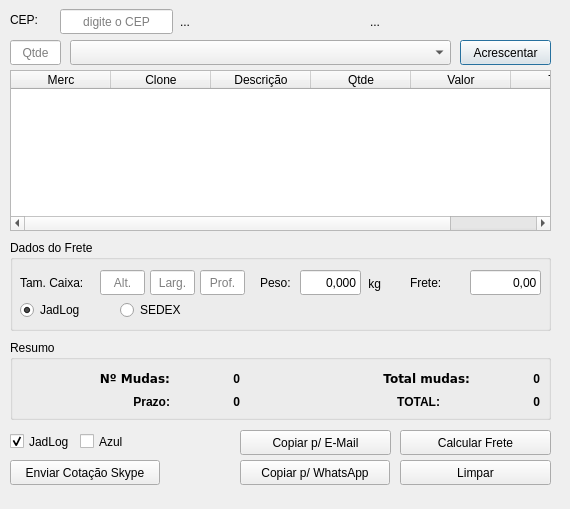
The window that pedidos/frmCalculaFrete/frmNewCalculaFrete.ui (alexandredrefahl/pySisControl) describes before a commit, drawn with Qt 5.
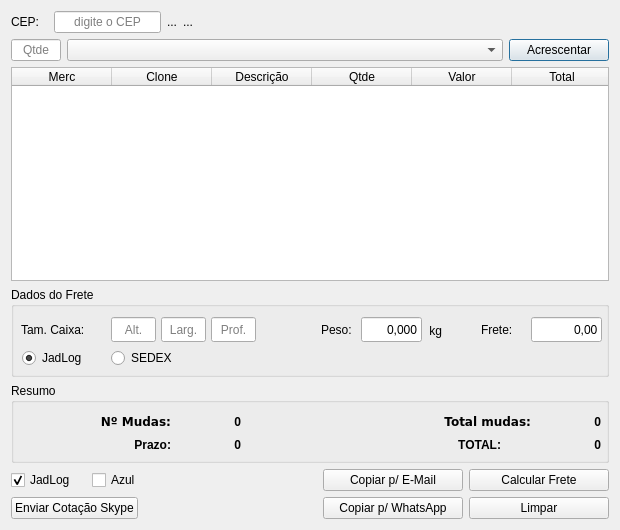
The same window after the commit.

Patch:
```diff
--- a/pedidos/frmCalculaFrete/frmNewCalculaFrete.ui
+++ b/pedidos/frmCalculaFrete/frmNewCalculaFrete.ui
@@ -6,21 +6,104 @@
    <rect>
     <x>0</x>
     <y>0</y>
-    <width>570</width>
-    <height>509</height>
+    <width>620</width>
+    <height>530</height>
    </rect>
   </property>
+  <property name="minimumSize">
+   <size>
+    <width>620</width>
+    <height>530</height>
+   </size>
+  </property>
   <property name="windowTitle">
    <string>Cálculo de Orçamento</string>
   </property>
+  <layout class="QVBoxLayout" name="verticalLayout">
+   <item>
+    <layout class="QHBoxLayout" name="horizontalLayout">
+     <item>
+      <widget class="QLabel" name="label">
+       <property name="minimumSize">
+        <size>
+         <width>37</width>
+         <height>0</height>
+        </size>
+       </property>
+       <property name="text">
+        <string>CEP:</string>
+       </property>
+      </widget>
+     </item>
+     <item>
+      <widget class="QLineEdit" name="txtCEP">
+       <property name="maximumSize">
+        <size>
+         <width>107</width>
+         <height>16777215</height>
+        </size>
+       </property>
+       <property name="text">
+        <string/>
+       </property>
+       <property name="maxLength">
+        <number>8</number>
+       </property>
+       <property name="frame">
+        <bool>true</bool>
+       </property>
+       <property name="alignment">
+        <set>Qt::AlignCenter</set>
+       </property>
+       <property name="placeholderText">
+        <string>digite o CEP</string>
+       </property>
+      </widget>
+     </item>
+     <item>
+      <widget class="QLabel" name="lblCidade">
+       <property name="text">
+        <string>...</string>
+       </property>
+      </widget>
+     </item>
+     <item>
+      <widget class="QLabel" name="lblEstado">
+       <property name="text">
+        <string>...</string>
+       </property>
+      </widget>
+     </item>
+     <item>
+      <spacer name="horizontalSpacer_3">
+       <property name="orientation">
+        <enum>Qt::Horizontal</enum>
+       </property>
+       <property name="sizeHint" stdset="0">
+        <size>
+         <width>40</width>
+         <height>20</height>
+        </size>
+       </property>
+      </spacer>
+     </item>
+    </layout>
+   </item>
+   <item>
+    <layout class="QHBoxLayout" name="horizontalLayout_2">
+     <item>
   <widget class="QLineEdit" name="txtQtde">
-   <property name="geometry">
-    <rect>
-     <x>10</x>
-     <y>40</y>
-     <width>51</width>
-     <height>25</height>
-    </rect>
+       <property name="minimumSize">
+        <size>
+         <width>50</width>
+         <height>0</height>
+        </size>
+       </property>
+       <property name="maximumSize">
+        <size>
+         <width>50</width>
+         <height>16777215</height>
+        </size>
    </property>
    <property name="alignment">
     <set>Qt::AlignCenter</set>
@@ -29,14 +112,14 @@
     <string>Qtde</string>
    </property>
   </widget>
+     </item>
+     <item>
   <widget class="QComboBox" name="cmbVariedade">
-   <property name="geometry">
-    <rect>
-     <x>70</x>
-     <y>40</y>
-     <width>381</width>
-     <height>25</height>
-    </rect>
+       <property name="minimumSize">
+        <size>
+         <width>350</width>
+         <height>0</height>
+        </size>
    </property>
    <property name="currentText">
     <string/>
@@ -45,149 +128,45 @@
     <string>Mercadoria</string>
    </property>
   </widget>
+     </item>
+     <item>
   <widget class="QPushButton" name="btAcrescentar">
-   <property name="geometry">
-    <rect>
-     <x>460</x>
-     <y>40</y>
-     <width>91</width>
-     <height>25</height>
-    </rect>
+       <property name="minimumSize">
+        <size>
+         <width>100</width>
+         <height>0</height>
+        </size>
+       </property>
+       <property name="maximumSize">
+        <size>
+         <width>100</width>
+         <height>16777215</height>
+        </size>
    </property>
    <property name="text">
     <string>Acrescentar</string>
    </property>
   </widget>
-  <widget class="QLineEdit" name="txtCEP">
-   <property name="geometry">
-    <rect>
-     <x>60</x>
-     <y>9</y>
-     <width>113</width>
-     <height>25</height>
-    </rect>
-   </property>
-   <property name="text">
-    <string/>
-   </property>
-   <property name="maxLength">
-    <number>8</number>
-   </property>
-   <property name="frame">
-    <bool>true</bool>
-   </property>
-   <property name="alignment">
-    <set>Qt::AlignCenter</set>
-   </property>
-   <property name="placeholderText">
-    <string>digite o CEP</string>
-   </property>
-  </widget>
-  <widget class="QLabel" name="label">
-   <property name="geometry">
-    <rect>
-     <x>10</x>
-     <y>10</y>
-     <width>40</width>
-     <height>20</height>
-    </rect>
-   </property>
-   <property name="text">
-    <string>CEP:</string>
-   </property>
-  </widget>
-  <widget class="QPushButton" name="btFrete">
-   <property name="geometry">
-    <rect>
-     <x>400</x>
-     <y>430</y>
-     <width>151</width>
-     <height>25</height>
-    </rect>
-   </property>
-   <property name="toolTip">
-    <string>&lt;html&gt;&lt;head/&gt;&lt;body&gt;&lt;p&gt;Calcula frete pela JadLog (&lt;span style=&quot; font-size:8pt; font-weight:600;&quot;&gt;padrão&lt;/span&gt;)&lt;/p&gt;&lt;/body&gt;&lt;/html&gt;</string>
-   </property>
-   <property name="text">
-    <string>Calcular Frete</string>
-   </property>
-  </widget>
-  <widget class="QPushButton" name="btCopyMail">
-   <property name="geometry">
-    <rect>
-     <x>240</x>
-     <y>430</y>
-     <width>151</width>
-     <height>25</height>
-    </rect>
-   </property>
-   <property name="toolTip">
-    <string>&lt;html&gt;&lt;head/&gt;&lt;body&gt;&lt;p&gt;Copia no formato de texto fixo para colar no E-mail&lt;/p&gt;&lt;/body&gt;&lt;/html&gt;</string>
-   </property>
-   <property name="text">
-    <string>Copiar p/ E-Mail</string>
-   </property>
-  </widget>
-  <widget class="QPushButton" name="btCopyWhats">
-   <property name="geometry">
-    <rect>
-     <x>240</x>
-     <y>460</y>
-     <width>150</width>
-     <height>25</height>
-    </rect>
-   </property>
-   <property name="toolTip">
-    <string>&lt;html&gt;&lt;head/&gt;&lt;body&gt;&lt;p&gt;Copia no formato de texto fixo para colar no WhatsApp Web&lt;/p&gt;&lt;/body&gt;&lt;/html&gt;</string>
-   </property>
-   <property name="text">
-    <string>Copiar p/ WhatsApp</string>
-   </property>
-  </widget>
-  <widget class="QPushButton" name="btLimpar">
-   <property name="geometry">
-    <rect>
-     <x>400</x>
-     <y>460</y>
-     <width>151</width>
-     <height>25</height>
-    </rect>
-   </property>
-   <property name="toolTip">
-    <string>&lt;html&gt;&lt;head/&gt;&lt;body&gt;&lt;p&gt;Limpa tela e inicia novo orçamento&lt;/p&gt;&lt;/body&gt;&lt;/html&gt;</string>
-   </property>
-   <property name="text">
-    <string>Limpar</string>
-   </property>
-  </widget>
-  <widget class="QPushButton" name="btSendSkype">
-   <property name="geometry">
-    <rect>
-     <x>10</x>
-     <y>460</y>
-     <width>150</width>
-     <height>25</height>
-    </rect>
-   </property>
-   <property name="toolTip">
-    <string>&lt;html&gt;&lt;head/&gt;&lt;body&gt;&lt;p&gt;Envia pedido de cotação simultâneo para Azul e JadLog via Skype&lt;/p&gt;&lt;/body&gt;&lt;/html&gt;</string>
-   </property>
-   <property name="text">
-    <string>Enviar Cotação Skype</string>
-   </property>
-  </widget>
+     </item>
+    </layout>
+   </item>
+   <item>
   <widget class="QTableWidget" name="tblOrcamento">
-   <property name="geometry">
-    <rect>
-     <x>10</x>
-     <y>70</y>
-     <width>541</width>
-     <height>161</height>
-    </rect>
+     <property name="horizontalScrollBarPolicy">
+      <enum>Qt::ScrollBarAlwaysOff</enum>
+     </property>
+     <property name="autoScrollMargin">
+      <number>18</number>
    </property>
    <property name="columnCount">
     <number>6</number>
    </property>
+     <attribute name="verticalHeaderMinimumSectionSize">
+      <number>20</number>
+     </attribute>
+     <attribute name="verticalHeaderDefaultSectionSize">
+      <number>30</number>
+     </attribute>
    <column>
     <property name="text">
      <string>Merc</string>
@@ -219,40 +198,20 @@
     </property>
    </column>
   </widget>
-  <widget class="QLabel" name="lblCidade">
-   <property name="geometry">
-    <rect>
-     <x>180</x>
-     <y>13</y>
-     <width>171</width>
-     <height>17</height>
-    </rect>
-   </property>
-   <property name="text">
-    <string>...</string>
-   </property>
-  </widget>
-  <widget class="QLabel" name="lblEstado">
-   <property name="geometry">
-    <rect>
-     <x>370</x>
-     <y>13</y>
-     <width>62</width>
-     <height>17</height>
-    </rect>
-   </property>
-   <property name="text">
-    <string>...</string>
-   </property>
-  </widget>
+   </item>
+   <item>
   <widget class="QGroupBox" name="grpDados">
-   <property name="geometry">
-    <rect>
-     <x>10</x>
-     <y>240</y>
-     <width>541</width>
-     <height>91</height>
-    </rect>
+     <property name="minimumSize">
+      <size>
+       <width>0</width>
+       <height>90</height>
+      </size>
+     </property>
+     <property name="maximumSize">
+      <size>
+       <width>16777215</width>
+       <height>90</height>
+      </size>
    </property>
    <property name="title">
     <string>Dados do Frete</string>
@@ -260,7 +219,7 @@
    <widget class="QLineEdit" name="txtValFrete">
     <property name="geometry">
      <rect>
-      <x>460</x>
+        <x>520</x>
       <y>30</y>
       <width>71</width>
       <height>25</height>
@@ -279,7 +238,7 @@
    <widget class="QLineEdit" name="txtLarg">
     <property name="geometry">
      <rect>
-      <x>140</x>
+        <x>150</x>
       <y>30</y>
       <width>45</width>
       <height>25</height>
@@ -295,7 +254,7 @@
    <widget class="QLabel" name="lblPeso">
     <property name="geometry">
      <rect>
-      <x>350</x>
+        <x>410</x>
       <y>34</y>
       <width>21</width>
       <height>20</height>
@@ -311,7 +270,7 @@
    <widget class="QLineEdit" name="txtAlt">
     <property name="geometry">
      <rect>
-      <x>90</x>
+        <x>100</x>
       <y>30</y>
       <width>45</width>
       <height>25</height>
@@ -340,7 +299,7 @@
    <widget class="QLineEdit" name="txtPeso">
     <property name="geometry">
      <rect>
-      <x>290</x>
+        <x>350</x>
       <y>30</y>
       <width>61</width>
       <height>25</height>
@@ -359,7 +318,7 @@
    <widget class="QLabel" name="label_6">
     <property name="geometry">
      <rect>
-      <x>400</x>
+        <x>470</x>
       <y>34</y>
       <width>51</width>
       <height>17</height>
@@ -372,7 +331,7 @@
    <widget class="QLabel" name="label_2">
     <property name="geometry">
      <rect>
-      <x>250</x>
+        <x>310</x>
       <y>34</y>
       <width>40</width>
       <height>17</height>
@@ -385,7 +344,7 @@
    <widget class="QLineEdit" name="txtProf">
     <property name="geometry">
      <rect>
-      <x>190</x>
+        <x>200</x>
       <y>30</y>
       <width>45</width>
       <height>25</height>
@@ -401,9 +360,9 @@
    <widget class="QRadioButton" name="rdJadLog">
     <property name="geometry">
      <rect>
-      <x>10</x>
-      <y>60</y>
-      <width>99</width>
+        <x>11</x>
+        <y>61</y>
+        <width>65</width>
       <height>20</height>
      </rect>
     </property>
@@ -417,9 +376,9 @@
    <widget class="QRadioButton" name="rdSEDEX">
     <property name="geometry">
      <rect>
-      <x>110</x>
-      <y>60</y>
-      <width>99</width>
+        <x>100</x>
+        <y>61</y>
+        <width>66</width>
       <height>20</height>
      </rect>
     </property>
@@ -428,14 +387,20 @@
     </property>
    </widget>
   </widget>
+   </item>
+   <item>
   <widget class="QGroupBox" name="grpResumo">
-   <property name="geometry">
-    <rect>
-     <x>10</x>
-     <y>340</y>
-     <width>541</width>
+     <property name="minimumSize">
+      <size>
+       <width>0</width>
      <height>80</height>
-    </rect>
+      </size>
+     </property>
+     <property name="maximumSize">
+      <size>
+       <width>16777215</width>
+       <height>80</height>
+      </size>
    </property>
    <property name="title">
     <string>Resumo</string>
@@ -485,7 +450,7 @@
    <widget class="QLabel" name="lblTotal">
     <property name="geometry">
      <rect>
-      <x>440</x>
+        <x>500</x>
       <y>53</y>
       <width>90</width>
       <height>17</height>
@@ -506,7 +471,7 @@
    <widget class="QLabel" name="lblTotal_2">
     <property name="geometry">
      <rect>
-      <x>370</x>
+        <x>430</x>
       <y>53</y>
       <width>60</width>
       <height>17</height>
@@ -571,7 +536,7 @@
    <widget class="QLabel" name="lblTotal_4">
     <property name="geometry">
      <rect>
-      <x>370</x>
+        <x>430</x>
       <y>30</y>
       <width>90</width>
       <height>17</height>
@@ -594,7 +559,7 @@
    <widget class="QLabel" name="lblTotalMerc">
     <property name="geometry">
      <rect>
-      <x>470</x>
+        <x>530</x>
       <y>30</y>
       <width>60</width>
       <height>17</height>
@@ -613,14 +578,16 @@
     </property>
    </widget>
   </widget>
+   </item>
+   <item>
+    <layout class="QHBoxLayout" name="horizontalLayout_3">
+     <item>
   <widget class="QCheckBox" name="chkJadLog">
-   <property name="geometry">
-    <rect>
-     <x>10</x>
-     <y>430</y>
-     <width>90</width>
-     <height>23</height>
-    </rect>
+       <property name="minimumSize">
+        <size>
+         <width>75</width>
+         <height>0</height>
+        </size>
    </property>
    <property name="text">
     <string>JadLog</string>
@@ -629,19 +596,127 @@
     <bool>true</bool>
    </property>
   </widget>
+     </item>
+     <item>
   <widget class="QCheckBox" name="chkAzul">
-   <property name="geometry">
-    <rect>
-     <x>80</x>
-     <y>430</y>
-     <width>61</width>
-     <height>23</height>
-    </rect>
+       <property name="minimumSize">
+        <size>
+         <width>70</width>
+         <height>0</height>
+        </size>
    </property>
    <property name="text">
     <string>Azul</string>
    </property>
   </widget>
+     </item>
+     <item>
+      <spacer name="horizontalSpacer_2">
+       <property name="orientation">
+        <enum>Qt::Horizontal</enum>
+       </property>
+       <property name="sizeHint" stdset="0">
+        <size>
+         <width>40</width>
+         <height>20</height>
+        </size>
+       </property>
+      </spacer>
+     </item>
+     <item>
+      <widget class="QPushButton" name="btCopyMail">
+       <property name="minimumSize">
+        <size>
+         <width>140</width>
+         <height>0</height>
+        </size>
+       </property>
+       <property name="toolTip">
+        <string>&lt;html&gt;&lt;head/&gt;&lt;body&gt;&lt;p&gt;Copia no formato de texto fixo para colar no E-mail&lt;/p&gt;&lt;/body&gt;&lt;/html&gt;</string>
+       </property>
+       <property name="text">
+        <string>Copiar p/ E-Mail</string>
+       </property>
+      </widget>
+     </item>
+     <item>
+      <widget class="QPushButton" name="btFrete">
+       <property name="minimumSize">
+        <size>
+         <width>140</width>
+         <height>0</height>
+        </size>
+       </property>
+       <property name="toolTip">
+        <string>&lt;html&gt;&lt;head/&gt;&lt;body&gt;&lt;p&gt;Calcula frete pela JadLog (&lt;span style=&quot; font-size:8pt; font-weight:600;&quot;&gt;padrão&lt;/span&gt;)&lt;/p&gt;&lt;/body&gt;&lt;/html&gt;</string>
+       </property>
+       <property name="text">
+        <string>Calcular Frete</string>
+       </property>
+      </widget>
+     </item>
+    </layout>
+   </item>
+   <item>
+    <layout class="QHBoxLayout" name="horizontalLayout_5">
+     <item>
+      <widget class="QPushButton" name="btSendSkype">
+       <property name="toolTip">
+        <string>&lt;html&gt;&lt;head/&gt;&lt;body&gt;&lt;p&gt;Envia pedido de cotação simultâneo para Azul e JadLog via Skype&lt;/p&gt;&lt;/body&gt;&lt;/html&gt;</string>
+       </property>
+       <property name="text">
+        <string>Enviar Cotação Skype</string>
+       </property>
+      </widget>
+     </item>
+     <item>
+      <spacer name="horizontalSpacer">
+       <property name="orientation">
+        <enum>Qt::Horizontal</enum>
+       </property>
+       <property name="sizeHint" stdset="0">
+        <size>
+         <width>40</width>
+         <height>20</height>
+        </size>
+       </property>
+      </spacer>
+     </item>
+     <item>
+      <widget class="QPushButton" name="btCopyWhats">
+       <property name="minimumSize">
+        <size>
+         <width>140</width>
+         <height>0</height>
+        </size>
+       </property>
+       <property name="toolTip">
+        <string>&lt;html&gt;&lt;head/&gt;&lt;body&gt;&lt;p&gt;Copia no formato de texto fixo para colar no WhatsApp Web&lt;/p&gt;&lt;/body&gt;&lt;/html&gt;</string>
+       </property>
+       <property name="text">
+        <string>Copiar p/ WhatsApp</string>
+       </property>
+      </widget>
+     </item>
+     <item>
+      <widget class="QPushButton" name="btLimpar">
+       <property name="minimumSize">
+        <size>
+         <width>140</width>
+         <height>0</height>
+        </size>
+       </property>
+       <property name="toolTip">
+        <string>&lt;html&gt;&lt;head/&gt;&lt;body&gt;&lt;p&gt;Limpa tela e inicia novo orçamento&lt;/p&gt;&lt;/body&gt;&lt;/html&gt;</string>
+       </property>
+       <property name="text">
+        <string>Limpar</string>
+       </property>
+      </widget>
+     </item>
+    </layout>
+   </item>
+  </layout>
  </widget>
  <tabstops>
   <tabstop>txtCEP</tabstop>
```
Left out of the diff: 6 changed lines with no effect on the pictures. Lines whose indentation alone changed are shown as unchanged.
